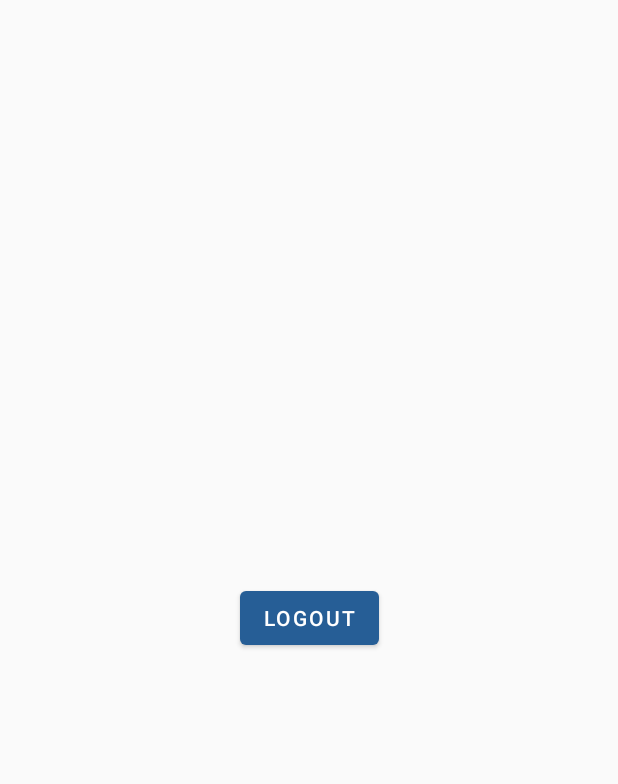
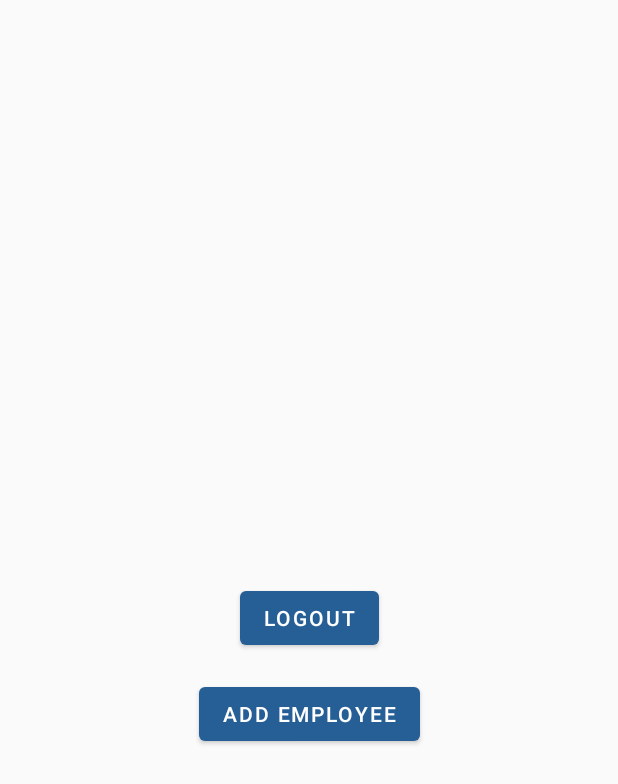
Before and after one commit to siddhantdrk/KarmDhan-Employee_Management_System, an Android app: the AdminDashboardActivity screen opened directly, with no data from a screen before it, on a phone screen of 412 x 824 dp. Shown: the top 784 px of the screen. Run offline under Robolectric (Android 15) with nearby library versions, the phone set to English and light mode, and no system bars.

Commit message:
button added

```diff
--- a/Employee_Managent_System-master/app/src/main/java/com/dbms/project/karmdhan/Activity/Dashboard/AdminDashboardActivity.java
+++ b/Employee_Managent_System-master/app/src/main/java/com/dbms/project/karmdhan/Activity/Dashboard/AdminDashboardActivity.java
@@ -23,6 +23,7 @@ public class AdminDashboardActivity extends AppCompatActivity {
         binding = ActivityAdminDashboardBinding.inflate(LayoutInflater.from(this));
         setContentView(binding.getRoot());
         binding.logoutBtn.setOnClickListener(this::OnClick);
+        binding.addEmployee.setOnClickListener(this::OnClick);
     }
 
     private void OnClick(View view) {
@@ -34,6 +35,9 @@ public class AdminDashboardActivity extends AppCompatActivity {
                 startActivity(intent);
                 finish();
                 break;
+            case R.id.add_employee:
+
+                break;
         }
     }
 }
--- a/Employee_Managent_System-master/app/src/main/res/layout/activity_admin_dashboard.xml
+++ b/Employee_Managent_System-master/app/src/main/res/layout/activity_admin_dashboard.xml
@@ -16,4 +16,14 @@
         app:layout_constraintStart_toStartOf="parent"
         app:layout_constraintTop_toTopOf="parent" />
 
+    <com.google.android.material.button.MaterialButton
+        android:id="@+id/add_employee"
+        android:layout_width="wrap_content"
+        android:layout_height="wrap_content"
+        android:text="Add Employee"
+        app:layout_constraintEnd_toEndOf="@id/logout_btn"
+        app:layout_constraintStart_toStartOf="@id/logout_btn"
+        app:layout_constraintTop_toBottomOf="@id/logout_btn"
+        android:layout_marginTop="16dp"/>
+
 </androidx.constraintlayout.widget.ConstraintLayout>
```
